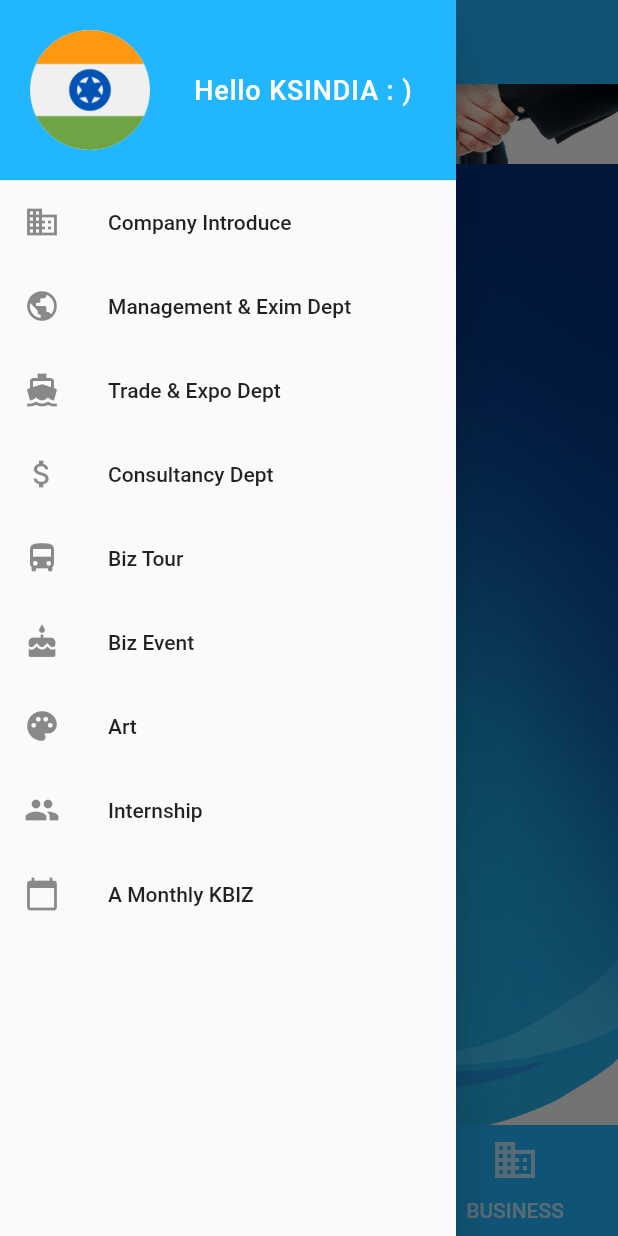
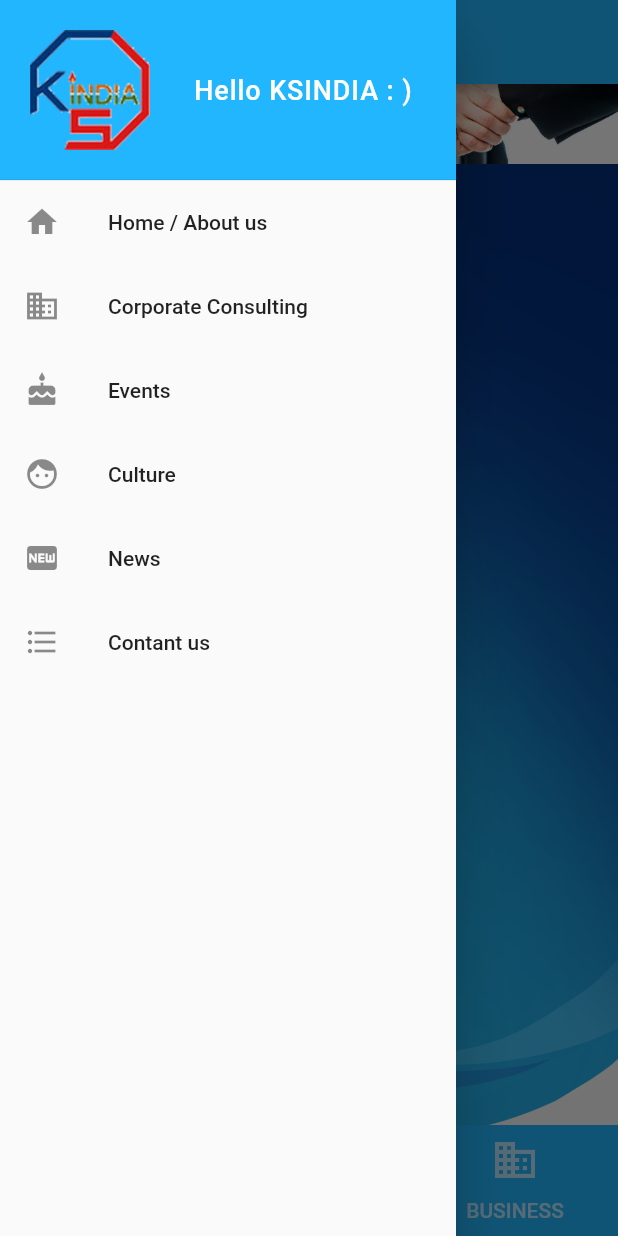
Before and after one commit to bobbohee/kbiz-india, a Flutter app: the screen it shows after launch, with the side drawer open, on a phone screen of 412 x 824 dp. Run offline on Flutter 3.47's test engine with Material 2 defaults, Android fonts, the phone set to English and light mode, and no system bars; our stand-ins replace splashscreen.

Commit message:
Style : logo and title of list, change

```diff
--- a/lib/main.dart
+++ b/lib/main.dart
@@ -18,7 +18,6 @@ class _MyAppState extends State<MyApp> {
     return new SplashScreen(
       seconds: 3,
       navigateAfterSeconds: new AfterSplash(),
-      // backgroundColor: mainColor,
       image: Image.asset(
         'assets/images/logos/white-logo.png',
       ),
@@ -63,7 +62,7 @@ class AfterSplash extends StatelessWidget {
                       Container(
                         margin: EdgeInsets.only(right: 20.0),
                         child: Image.asset(
-                          'assets/images/logos/india-128.png',
+                          'assets/images/logos/color-logo-128.png',
                           width: 80.0,
                           height: 80.0,
                         ),
@@ -88,45 +87,28 @@ class AfterSplash extends StatelessWidget {
               ),
             ),
             ListTile(
-              title: Text('Company Introduce'),
-              leading: Icon(Icons.business),
-              // onTap: () {
-              //   Navigator.pop(context);
-              // },
+              title: Text('Home / About us'),
+              leading: Icon(Icons.home),
             ),
             ListTile(
-              title: Text('Management & Exim Dept'),
-              leading: Icon(Icons.public),
+              title: Text('Corporate Consulting'),
+              leading: Icon(Icons.business),
             ),
             ListTile(
-              title: Text('Trade & Expo Dept'),
-              leading: Icon(Icons.directions_boat),
-            ),
-            ListTile(
-              title: Text('Consultancy Dept'),
-              leading: Icon(Icons.attach_money),
-            ),
-            ListTile(
-              title: Text('Biz Tour'),
-              leading: Icon(Icons.directions_bus),
-            ),
-            ListTile(
-              title: Text('Biz Event'),
-              // leading: Icon(Icons.event),
+              title: Text('Events'),
               leading: Icon(Icons.cake),
             ),
             ListTile(
-              title: Text('Art'),
-              // leading: Icon(Icons.photo),
-              leading: Icon(Icons.palette),
+              title: Text('Culture'),
+              leading: Icon(Icons.face),
             ),
             ListTile(
-              title: Text('Internship'),
-              leading: Icon(Icons.people),
+              title: Text('News'),
+              leading: Icon(Icons.fiber_new),
             ),
             ListTile(
-              title: Text('A Monthly KBIZ'),
-              leading: Icon(Icons.calendar_today),
+              title: Text('Contant us'),
+              leading: Icon(Icons.format_list_bulleted),
             ),
           ],
         ),
```
Also changed, not shown: assets/images/logos/color-logo-128.png (added), assets/images/logos/india-256.png (deleted).
